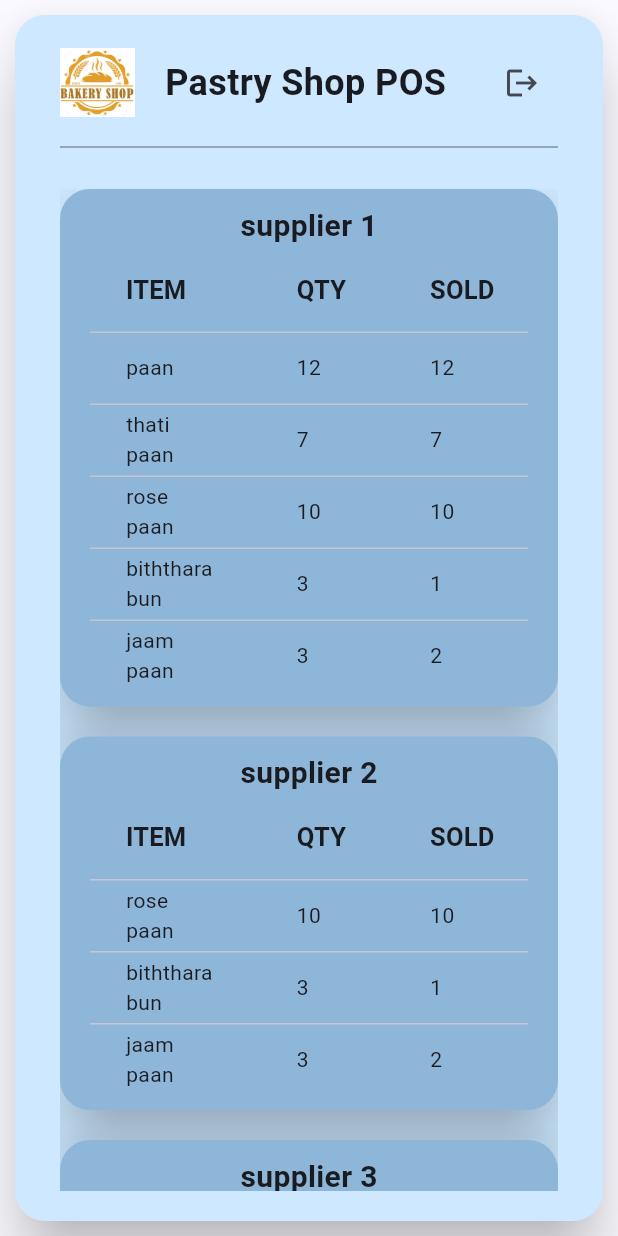
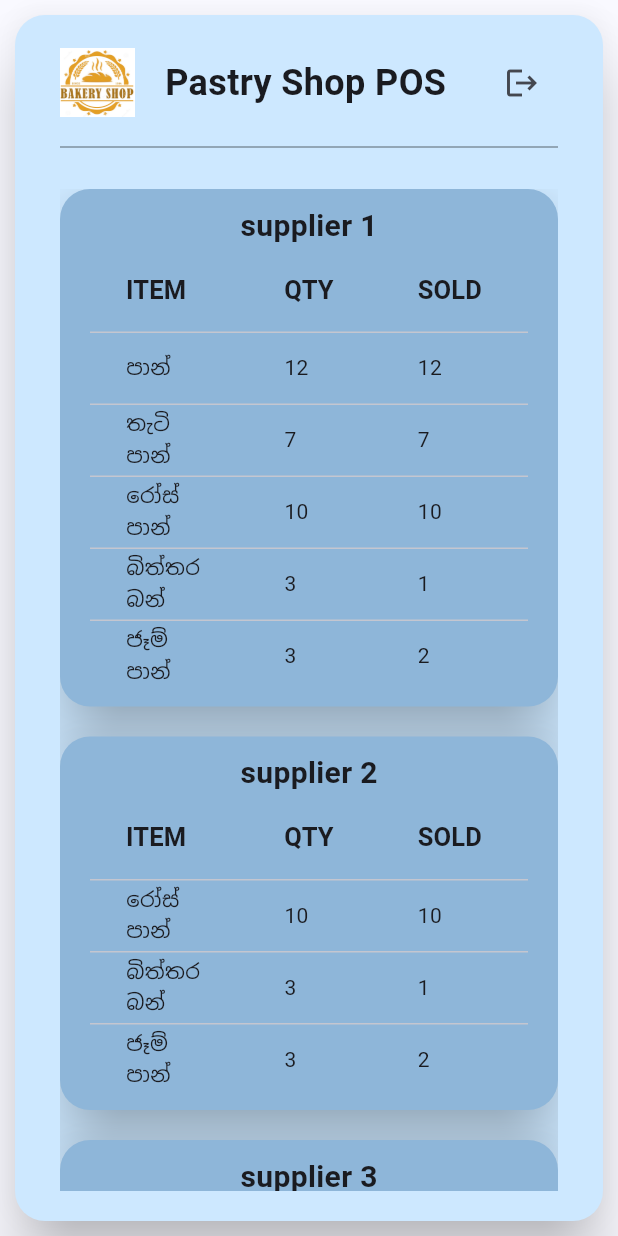
Before and after one commit to Avishka-Rathnavibhushana/pastry_shop_pos, a Flutter app: the CashierHomePage widget shown alone on an empty page, opened directly with empty values, on a phone screen of 412 x 824 dp. Run offline on Flutter 3.47's test engine with Material 2 defaults, Android fonts, the phone set to English and light mode, and no system bars; our stand-ins replace cloud_firestore, firebase_core; accounts and stored records are empty.

```diff
--- a/lib/pages/chashier_home_page.dart
+++ b/lib/pages/chashier_home_page.dart
@@ -16,51 +16,51 @@ class CashierHomePage extends StatelessWidget {
   var data = {
     "supplier 1": [
       {
-        "item": "paan",
+        "item": "පාන්",
         "qty": 12,
         "sold": 12,
       },
       {
-        "item": "thati paan",
+        "item": "තැටි පාන්",
         "qty": 7,
         "sold": 7,
       },
       {
-        "item": "rose paan",
+        "item": "රෝස් පාන්",
         "qty": 10,
         "sold": 10,
       },
       {
-        "item": "biththara bun",
+        "item": "බිත්තර බන්",
         "qty": 3,
         "sold": 1,
       },
       {
-        "item": "jaam paan",
+        "item": "ජෑම් පාන්",
         "qty": 3,
         "sold": 2,
       },
     ],
     "supplier 2": [
       {
-        "item": "rose paan",
+        "item": "රෝස් පාන්",
         "qty": 10,
         "sold": 10,
       },
       {
-        "item": "biththara bun",
+        "item": "බිත්තර බන්",
         "qty": 3,
         "sold": 1,
       },
       {
-        "item": "jaam paan",
+        "item": "ජෑම් පාන්",
         "qty": 3,
         "sold": 2,
       },
     ],
     "supplier 3": [
       {
-        "item": "paan",
+        "item": "පාන්",
         "qty": 12,
         "sold": 12,
       },
@@ -72,27 +72,27 @@ class CashierHomePage extends StatelessWidget {
       {
         "2023-11-17": [
           {
-            "item": "paan",
+            "item": "පාන්",
             "sale price": 140,
             "purchasePrice": 115,
           },
           {
-            "item": "thati paan",
+            "item": "තැටි පාන්",
             "sale price": 120,
             "purchasePrice": 100,
           },
           {
-            "item": "rose paan",
+            "item": "රෝස් පාන්",
             "sale price": 40,
             "purchasePrice": 30,
           },
           {
-            "item": "biththara bun",
+            "item": "බිත්තර බන්",
             "sale price": 60,
             "purchasePrice": 40,
           },
           {
-            "item": "jaam paan",
+            "item": "ජෑම් පාන්",
             "sale price": 60,
             "purchasePrice": 40,
           },
@@ -103,17 +103,17 @@ class CashierHomePage extends StatelessWidget {
       {
         "2023-11-17": [
           {
-            "item": "rose paan",
+            "item": "රෝස් පාන්",
             "sale price": 40,
             "purchasePrice": 30,
           },
           {
-            "item": "biththara bun",
+            "item": "බිත්තර බන්",
             "sale price": 60,
             "purchasePrice": 40,
           },
           {
-            "item": "jaam paan",
+            "item": "ජෑම් පාන්",
             "sale price": 60,
             "purchasePrice": 40,
           },
@@ -124,7 +124,7 @@ class CashierHomePage extends StatelessWidget {
       {
         "2023-11-17": [
           {
-            "item": "paan",
+            "item": "පාන්",
             "sale price": 140,
             "purchasePrice": 115,
           },
```
Also changed, not shown: lib/pages/chashier_home_page_2.dart (added, +366 -0 lines), lib/pages/login_page.dart (+53 -31 lines).
